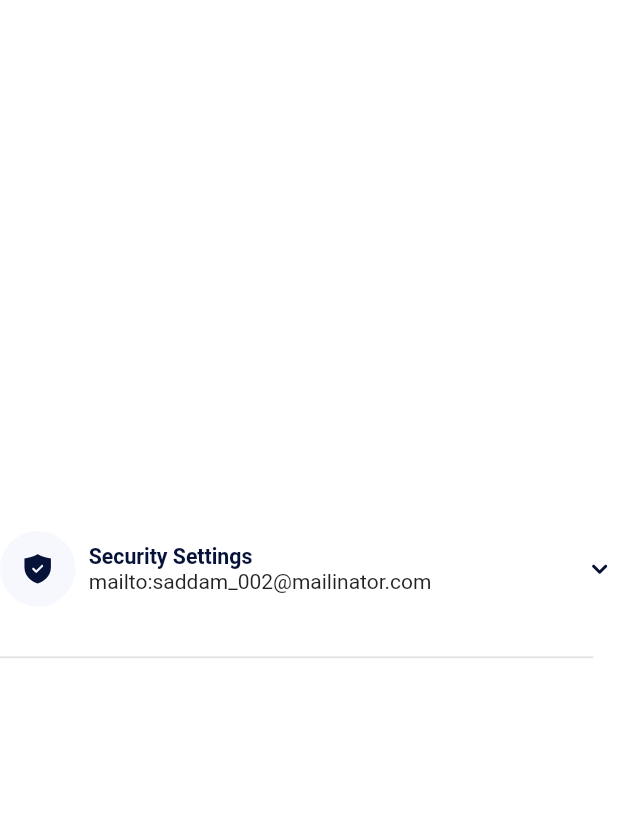
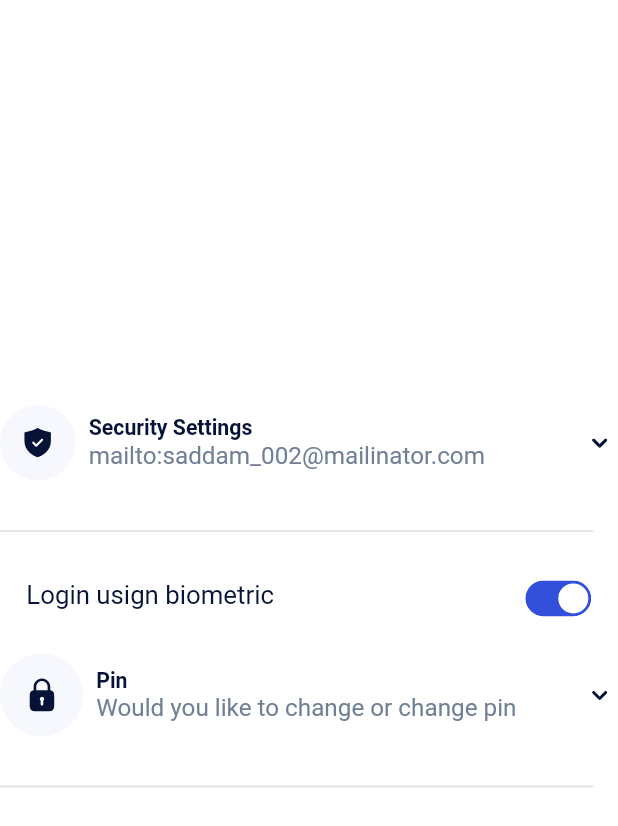
Before and after one commit to AhmadTechB/ahmad_programing, a Flutter app: the screen it shows after launch, on a phone screen of 412 x 824 dp. Shown: the top 826 px of the screen. Run offline on Flutter 3.47's test engine with Material 2 defaults, Android fonts, the light colour scheme and no system bars; our stand-ins replace flutter_screenutil, flutter_svg, lottie; Roboto replaces fonts that are missing (Avenir).

Commit message:
setting_ui_n_w(11_06)

```diff
--- a/lib/constant/app_style/app_style.dart
+++ b/lib/constant/app_style/app_style.dart
@@ -21,6 +21,12 @@ class AppTextStyle {
     color: AppColor.darkBlue1237,
     fontWeight: FontWeight.w700,
     fontSize: 16 * SizeConfig.textMultiplier!,
+    // fontFamily: 'Circular',
+  );
+  static TextStyle text17DarkBlue1237W400 = TextStyle(
+    color: AppColor.darkBlue1237,
+    fontWeight: FontWeight.w400,
+    fontSize: 17 * SizeConfig.textMultiplier!,
     // fontFamily: 'Circular',
   );
 
--- a/lib/constant/image_path/image_path.dart
+++ b/lib/constant/image_path/image_path.dart
@@ -26,6 +26,8 @@ class ImagePath{
   static const String arrowUpIcon = "assets/common/arrow_up_icon.svg";
   static const String settingArrowDownIcon = "assets/common/arrow_down_icon.svg";
   static const String accordionShield = "assets/common/shield_check_icon.svg";
+  static const String toggleIcon = "assets/common/togle_icon.svg";
+  static const String lockIcon = "assets/common/lock_icon.svg";
 
 
 
--- a/lib/home_screen/face.dart
+++ b/lib/home_screen/face.dart
@@ -1,9 +1,11 @@
 import 'package:ahmad_practices/buttons/blue_button.dart';
+import 'package:ahmad_practices/constant/app_style/app_style.dart';
 import 'package:ahmad_practices/constant/image_path/image_path.dart';
 import 'package:ahmad_practices/home_screen/face_enable_screen.dart';
 import 'package:ahmad_practices/image_loader/image_loader.dart';
 import 'package:ahmad_practices/widget/custom_accordiom.dart';
 import 'package:ahmad_practices/widget/custom_sized_box.dart';
+import 'package:ahmad_practices/widget/size_config.dart';
 import 'package:flutter/material.dart';
 
 class Face extends StatefulWidget {
@@ -30,6 +32,7 @@ class _FaceState extends State<Face> {
             title: "Security Settings",
             subTitleChild: Text(
               "mailto:saddam_002@mailinator.com",
+              style: AppTextStyle.text16LiteGrey8096W400,
             ),
             onTap: () {
               setState(() {
@@ -39,9 +42,14 @@ class _FaceState extends State<Face> {
             imagePath: ImagePath.accordionShield,
             child: Column(
               children: [
-                CommonButton(
-                  wantMargin: false,
-                  title: "Update Password",
+                Padding(
+                  padding: EdgeInsets.only(
+                    left: 16 * SizeConfig.widthMultiplier!,
+                    right: 16 * SizeConfig.widthMultiplier!,                  ),
+                  child: CommonButton(
+                    wantMargin: false,
+                    title: "Update Password",
+                  ),
                 )
               ],
             ),
@@ -49,9 +57,60 @@ class _FaceState extends State<Face> {
           CustomSizedBox(
             height: 24,
           ),
+          Padding(
+            padding:  EdgeInsets.only(
+              left: 16 * SizeConfig.widthMultiplier!,
+              right: 16 * SizeConfig.widthMultiplier!,
+            ),
+            child: Row(
+              mainAxisAlignment: MainAxisAlignment.start,
+              crossAxisAlignment: CrossAxisAlignment.start,
+              children: [
+                Text("Login usign biometric",
+                style: AppTextStyle.text17DarkBlue1237W400,
+                ),
+                Spacer(),
+                ImageLoader.svgImageAsset(
+                  imagePath: ImagePath.toggleIcon
+                ),
+              ],
+            ),
+          ),
+          CustomSizedBox(
+            height: 24,
+          ),
+          CustomAccordion(
+            wantExtractRow: clickedSecurityAccordion,
+            title: "Pin",
+            subTitleChild: Text(
+              "Would you like to change or change pin",
+              style: AppTextStyle.text16LiteGrey8096W400,
+            ),
+            onTap: () {
+              setState(() {
+                clickedSecurityAccordion = !clickedSecurityAccordion;
+              });
+            },
+            imagePath: ImagePath.lockIcon,
+            child: Column(
+              children: [
+                Padding(
+                  padding: EdgeInsets.only(
+                    left: 16 * SizeConfig.widthMultiplier!,
+                    right: 16 * SizeConfig.widthMultiplier!,                  ),
+                  child: CommonButton(
+                    wantMargin: false,
+                    title: "Create Pin",
+                  ),
+                )
+              ],
+            ),
+          ),
+          CustomSizedBox(
+            height: 22,
+          ),
         ],
       ),
-    )
-    ;
+    );
   }
 }
--- a/lib/home_screen/kyc_status_verified.dart
+++ b/lib/home_screen/kyc_status_verified.dart
@@ -42,7 +42,10 @@ class _KycStatusVerifiedState extends State<KycStatusVerified> {
               crossAxisAlignment: CrossAxisAlignment.start,
               children: [
                 Padding(
-                  padding: EdgeInsets.only(top: 24, left: 24, bottom: 28),
+                  padding: EdgeInsets.only(
+                      top: 24 * SizeConfig.heightMultiplier!,
+                      left: 24 * SizeConfig.widthMultiplier!,
+                    bottom: 28 * SizeConfig.heightMultiplier!,),
                   child: Column(
                     mainAxisAlignment: MainAxisAlignment.start,
                     crossAxisAlignment: CrossAxisAlignment.start,
```
Also changed, not shown: assets/common/fingerprint_icon.svg (added), assets/common/lock_icon.svg (added), assets/common/scanner_icon.svg (added), assets/common/togle_icon.svg (added).
